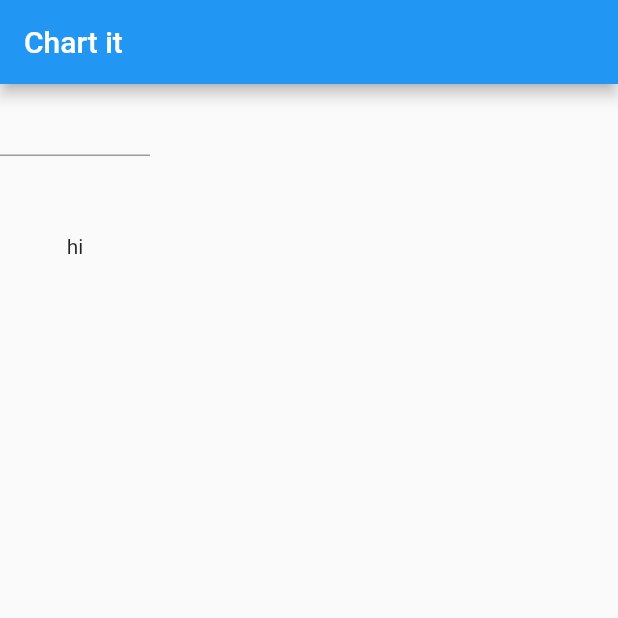
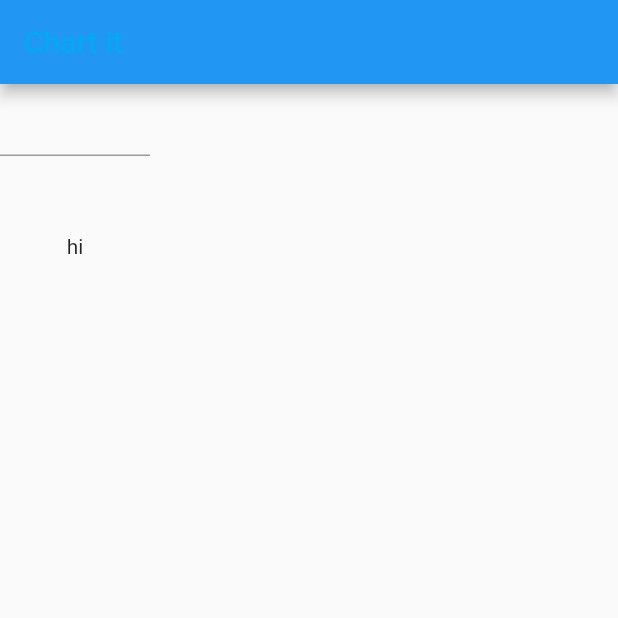
Before and after one commit to michalfain/ChartItFlutter, a Flutter app: the screen it shows after launch, on a phone screen of 412 x 824 dp, the top half of it. Run offline on Flutter 3.47's test engine with Material 2 defaults, Android fonts, the light colour scheme and no system bars.

Commit message:
she codes commit

```diff
--- a/lib/main.dart
+++ b/lib/main.dart
@@ -16,7 +16,10 @@ class _MyAppState extends State<MyApp> {
     return MaterialApp(
       home: Scaffold(
         appBar: AppBar(
-          title: Text("Chart it"),
+          title: Text(
+            "Chart it",
+            style: TextStyle(color: Colors.lightBlue),
+          ),
         ),
         body: Column(
           children: [
```
